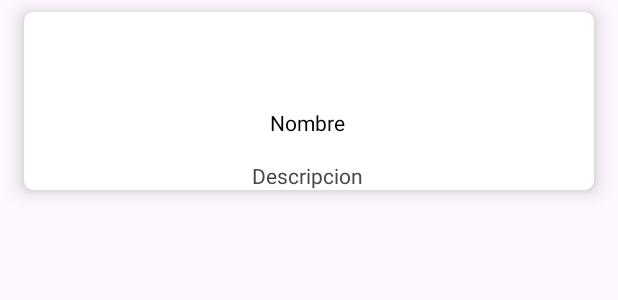
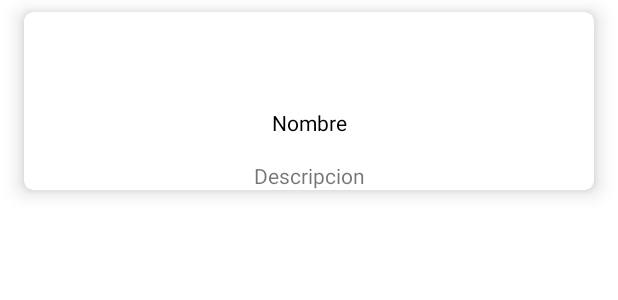
Before and after one commit to mrodlas/listadoparques, an Android app: the layout item_parque.xml on its own in the app's theme, with its tools: preview values and no code run, on a phone screen of 412 x 824 dp. Shown: the top 300 px of the screen. Run offline under Robolectric (Android 15) with nearby library versions, the phone set to English and light mode, and no system bars.

```diff
--- a/app/src/main/res/layout/item_parque.xml
+++ b/app/src/main/res/layout/item_parque.xml
@@ -11,7 +11,7 @@
 
 <androidx.constraintlayout.widget.ConstraintLayout
     android:layout_width="match_parent"
-    android:layout_height="match_parent">
+    android:layout_height="wrap_content">
 
     <ImageView
         android:id="@+id/fotoParque"
@@ -24,10 +24,11 @@
 
     <TextView
         android:id="@+id/tvNombre"
-        android:layout_width="wrap_content"
+        android:layout_width="match_parent"
         android:layout_height="wrap_content"
-        android:layout_marginLeft="164dp"
+        android:layout_marginLeft="152dp"
         android:layout_marginTop="8dp"
+        android:layout_marginRight="152dp"
         android:text="Nombre"
         android:textAlignment="center"
         android:textColor="@color/black"
@@ -36,10 +37,11 @@
 
     <TextView
         android:id="@+id/tvDescripcion"
-        android:layout_width="wrap_content"
+        android:layout_width="match_parent"
         android:layout_height="wrap_content"
         android:layout_marginLeft="152dp"
         android:layout_marginTop="16dp"
+        android:layout_marginRight="152dp"
         android:text="Descripcion"
         android:textAlignment="center"
         app:layout_constraintLeft_toLeftOf="parent"
--- a/app/src/main/res/values-night/themes.xml
+++ b/app/src/main/res/values-night/themes.xml
@@ -1,6 +1,6 @@
 <resources xmlns:tools="http://schemas.android.com/tools">
     <!-- Base application theme. -->
-    <style name="Base.Theme.Listadoparques" parent="Theme.Material3.DayNight.NoActionBar">
+    <style name="Base.Theme.Listadoparques" parent="Theme.MaterialComponents.DayNight.DarkActionBar">
         <!-- Customize your dark theme here. -->
         <!-- <item name="colorPrimary">@color/my_dark_primary</item> -->
     </style>
--- a/app/src/main/res/values/themes.xml
+++ b/app/src/main/res/values/themes.xml
@@ -1,6 +1,6 @@
 <resources xmlns:tools="http://schemas.android.com/tools">
     <!-- Base application theme. -->
-    <style name="Base.Theme.Listadoparques" parent="Theme.Material3.DayNight.NoActionBar">
+    <style name="Base.Theme.Listadoparques" parent="Theme.MaterialComponents.DayNight.DarkActionBar">
         <!-- Customize your light theme here. -->
         <!-- <item name="colorPrimary">@color/my_light_primary</item> -->
     </style>
```
Also changed, not shown: app/src/main/AndroidManifest.xml (+6 -1 lines), app/src/main/java/com/example/listadoparques/MainActivity.kt (+11 -1 lines), app/src/main/java/com/example/listadoparques/adapter/ParqueAdapter.kt (+6 -1 lines), app/src/main/res/layout/activity_main.xml (+19 -4 lines), app/src/main/res/menu/menu_principal.xml (added, +17 -0 lines), app/src/main/res/values/Horarios.xml (added, +31 -0 lines), app/src/main/res/drawable/appimground.png (added).
